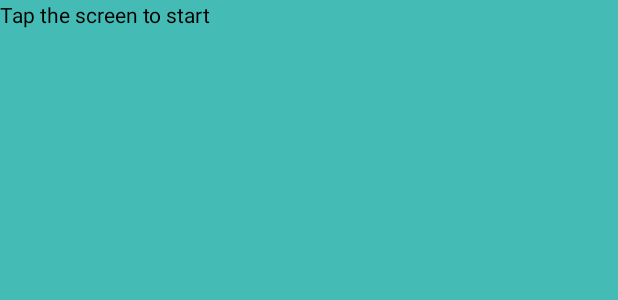
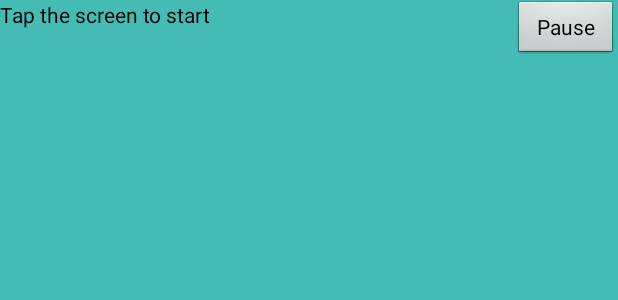
Before and after one commit to Alemil/Rabatusv2, an Android app: the layout game_activity.xml on its own in the app's theme, with its tools: preview values and no code run, on a phone screen of 412 x 824 dp. Shown: the top 300 px of the screen. Run offline under Robolectric (Android 15) with nearby library versions, the phone set to English and light mode, and no system bars.

Commit message:
PauseMenu - some bugs

```diff
--- a/app/src/main/res/layout/game_activity.xml
+++ b/app/src/main/res/layout/game_activity.xml
@@ -3,7 +3,7 @@
     android:layout_width="fill_parent"
     android:layout_height="fill_parent">
 
-    <RelativeLayout android:layout_width="fill_parent"
+    <RelativeLayout android:layout_width="match_parent"
         android:layout_height="fill_parent"
         android:background="#FF44BBB4"
         android:id="@+id/frame">
@@ -14,6 +14,13 @@
             android:textColor="#000000"
             android:textAlignment="4"
             android:id="@+id/startText"/>
+
+        <Button
+            android:layout_width="70dp"
+            android:layout_height="40dp"
+            android:text="Pause"
+            android:id="@+id/pause_button"
+            android:layout_alignParentEnd="true" />
     </RelativeLayout>
 
 
```
Also changed, not shown: app/src/main/java/com/example/alex/rabatusv2/GameActivity.java (+8 -5 lines), app/src/main/java/com/example/alex/rabatusv2/HighscoreActivity.java (+6 -1 lines).
